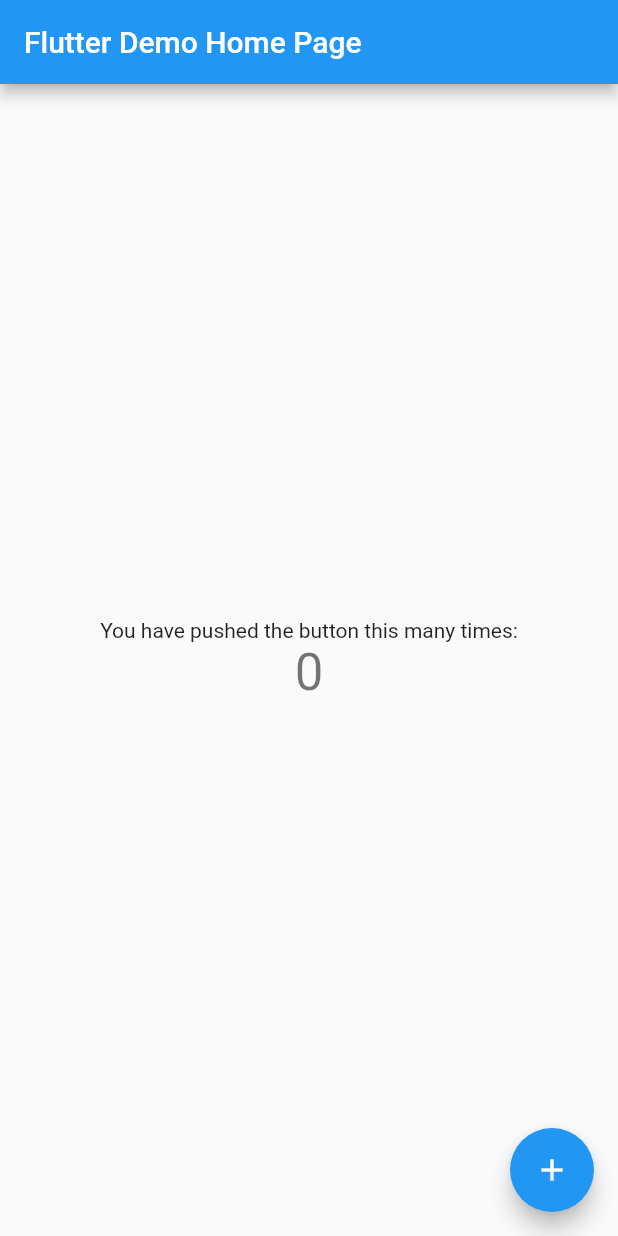
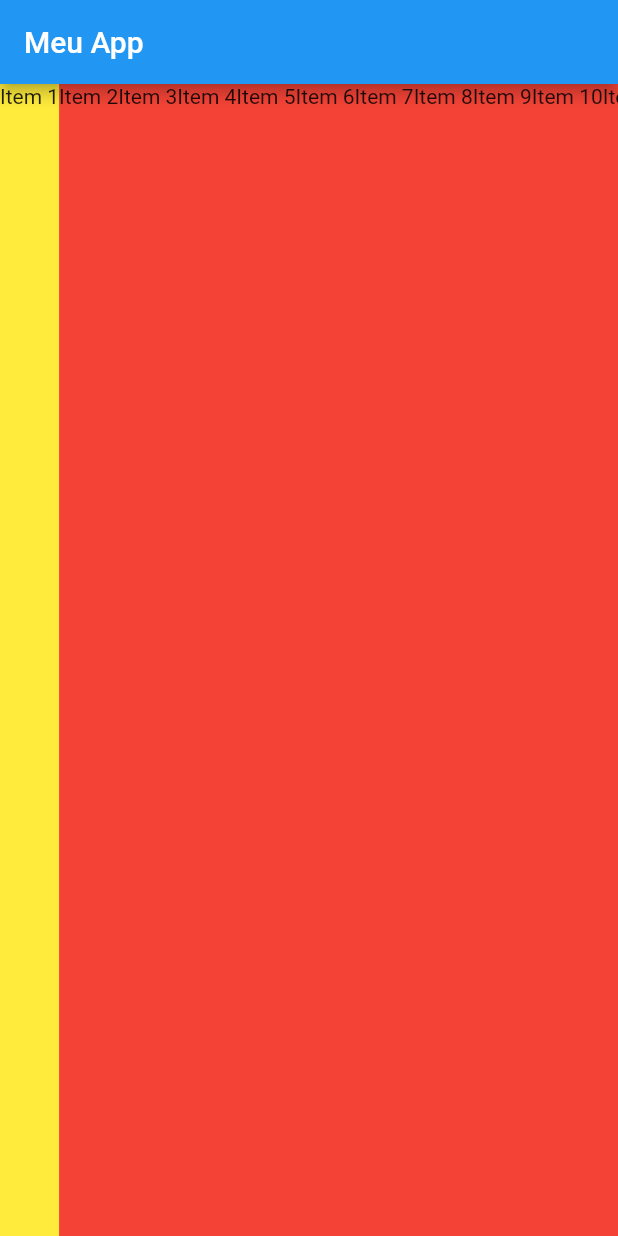
Before and after one commit to ohenriquemonte/layouts_flutter_baltaio, a Flutter app: the screen it shows after launch, on a phone screen of 412 x 824 dp. Run offline on Flutter 3.47's test engine with Material 2 defaults, Android fonts, the phone set to English and light mode, and no system bars.

Commit message:
Modulo 1 - Introducao

```diff
--- a/lib/main.dart
+++ b/lib/main.dart
@@ -13,103 +13,46 @@
     return MaterialApp(
       title: 'Flutter Demo',
       theme: ThemeData(
-        // This is the theme of your application.
-        //
-        // Try running your application with "flutter run". You'll see the
-        // application has a blue toolbar. Then, without quitting the app, try
-        // changing the primarySwatch below to Colors.green and then invoke
-        // "hot reload" (press "r" in the console where you ran "flutter run",
-        // or simply save your changes to "hot reload" in a Flutter IDE).
-        // Notice that the counter didn't reset back to zero; the application
-        // is not restarted.
         primarySwatch: Colors.blue,
       ),
-      home: const MyHomePage(title: 'Flutter Demo Home Page'),
+      home: const HomePage(),
     );
   }
 }
 
-class MyHomePage extends StatefulWidget {
-  const MyHomePage({Key? key, required this.title}) : super(key: key);
-
-  // This widget is the home page of your application. It is stateful, meaning
-  // that it has a State object (defined below) that contains fields that affect
-  // how it looks.
-
-  // This class is the configuration for the state. It holds the values (in this
-  // case the title) provided by the parent (in this case the App widget) and
-  // used by the build method of the State. Fields in a Widget subclass are
-  // always marked "final".
-
-  final String title;
-
-  @override
-  State<MyHomePage> createState() => _MyHomePageState();
-}
-
-class _MyHomePageState extends State<MyHomePage> {
-  int _counter = 0;
-
-  void _incrementCounter() {
-    setState(() {
-      // This call to setState tells the Flutter framework that something has
-      // changed in this State, which causes it to rerun the build method below
-      // so that the display can reflect the updated values. If we changed
-      // _counter without calling setState(), then the build method would not be
-      // called again, and so nothing would appear to happen.
-      _counter++;
-    });
-  }
+class HomePage extends StatelessWidget {
+  const HomePage({Key? key}) : super(key: key);
 
   @override
   Widget build(BuildContext context) {
-    // This method is rerun every time setState is called, for instance as done
-    // by the _incrementCounter method above.
-    //
-    // The Flutter framework has been optimized to make rerunning build methods
-    // fast, so that you can just rebuild anything that needs updating rather
-    // than having to individually change instances of widgets.
     return Scaffold(
       appBar: AppBar(
-        // Here we take the value from the MyHomePage object that was created by
-        // the App.build method, and use it to set our appbar title.
-        title: Text(widget.title),
+        title: const Text('Meu App'),
       ),
-      body: Center(
-        // Center is a layout widget. It takes a single child and positions it
-        // in the middle of the parent.
-        child: Column(
-          // Column is also a layout widget. It takes a list of children and
-          // arranges them vertically. By default, it sizes itself to fit its
-          // children horizontally, and tries to be as tall as its parent.
-          //
-          // Invoke "debug painting" (press "p" in the console, choose the
-          // "Toggle Debug Paint" action from the Flutter Inspector in Android
-          // Studio, or the "Toggle Debug Paint" command in Visual Studio Code)
-          // to see the wireframe for each widget.
-          //
-          // Column has various properties to control how it sizes itself and
-          // how it positions its children. Here we use mainAxisAlignment to
-          // center the children vertically; the main axis here is the vertical
-          // axis because Columns are vertical (the cross axis would be
-          // horizontal).
-          mainAxisAlignment: MainAxisAlignment.center,
-          children: <Widget>[
-            const Text(
-              'You have pushed the button this many times:',
+      body: Container(
+        width: double.infinity,
+        height: double.infinity,
+        color: Colors.red,
+        child: ListView(
+          scrollDirection: Axis.horizontal,
+          children: [
+            Container(
+              color: Colors.yellow,
+              child: const Text('Item 1'),
             ),
-            Text(
-              '$_counter',
-              style: Theme.of(context).textTheme.headline4,
-            ),
+            const Text('Item 2'),
+            const Text('Item 3'),
+            const Text('Item 4'),
+            const Text('Item 5'),
+            const Text('Item 6'),
+            const Text('Item 7'),
+            const Text('Item 8'),
+            const Text('Item 9'),
+            const Text('Item 10'),
+            const Text('Item 11'),
           ],
         ),
       ),
-      floatingActionButton: FloatingActionButton(
-        onPressed: _incrementCounter,
-        tooltip: 'Increment',
-        child: const Icon(Icons.add),
-      ), // This trailing comma makes auto-formatting nicer for build methods.
     );
   }
 }
```
